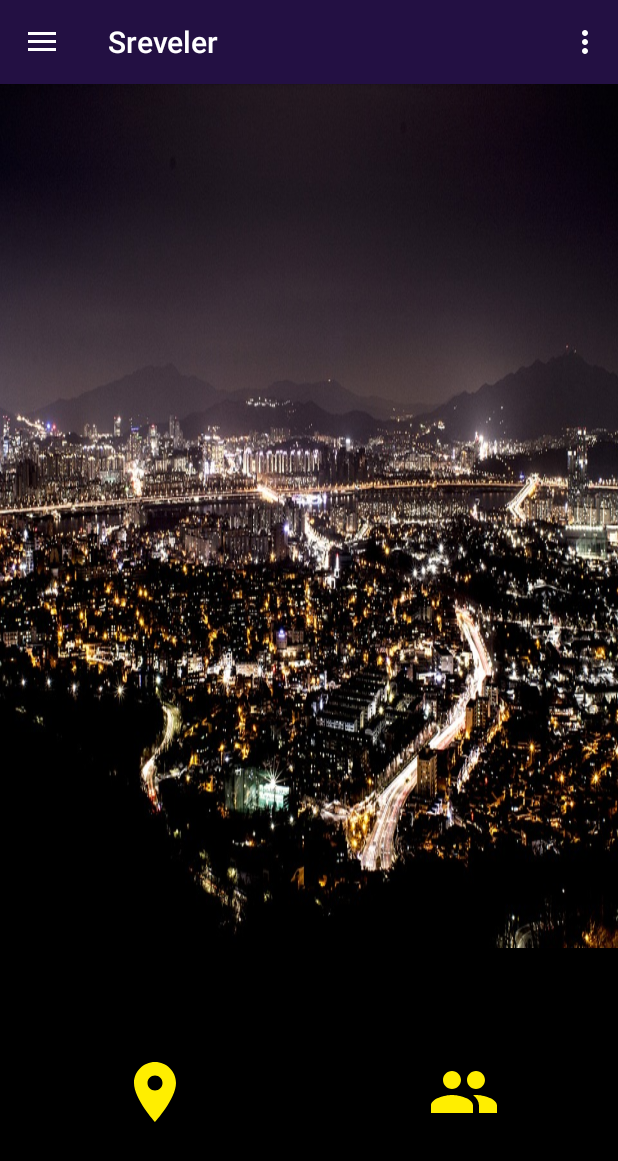
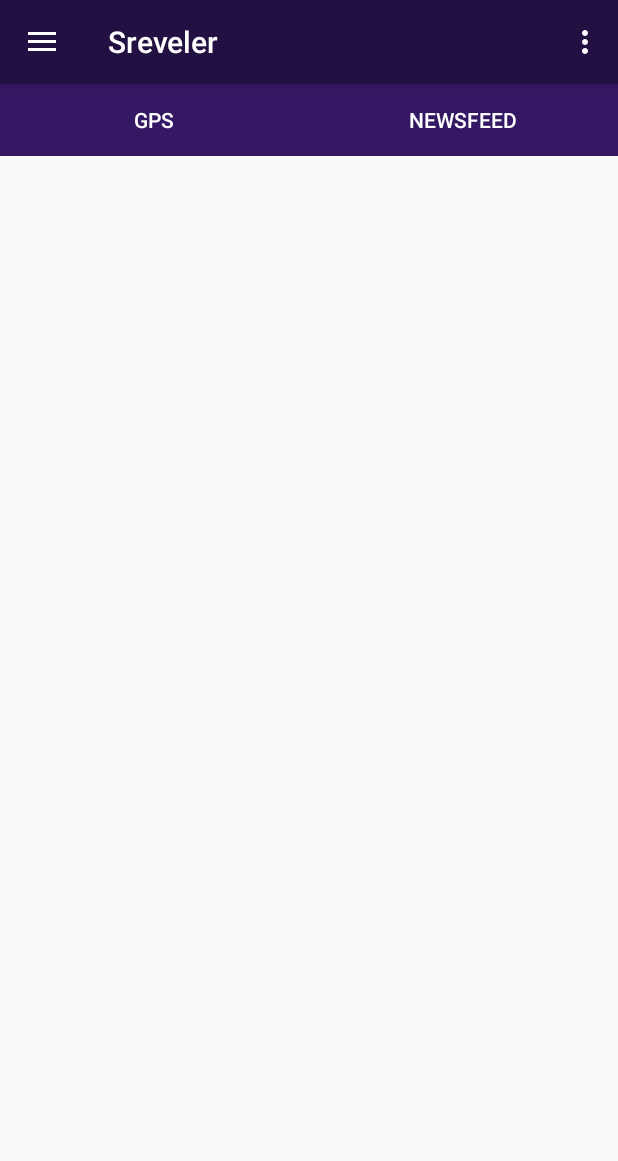
Before and after one commit to fls2134/AppContest, an Android app: the screen it shows after launch (MainActivity), on a phone screen of 412 x 824 dp. Shown: the top 1161 px of the screen. Run offline under Robolectric (Android 15) with nearby library versions, the phone set to English and light mode, and no system bars.

Commit message:
modify nav_header

```diff
--- a/app/src/main/java/com/example/root/appcontest/MainActivity.java
+++ b/app/src/main/java/com/example/root/appcontest/MainActivity.java
@@ -2,8 +2,7 @@ package com.example.root.appcontest;
 
 import android.content.Intent;
 import android.os.Bundle;
-import android.support.design.widget.FloatingActionButton;
-import android.support.design.widget.Snackbar;
+import android.view.LayoutInflater;
 import android.view.View;
 import android.support.design.widget.NavigationView;
 import android.support.v4.view.GravityCompat;
@@ -14,18 +13,24 @@ import android.support.v7.widget.Toolbar;
 import android.view.Menu;
 import android.view.MenuItem;
 import android.widget.Button;
-import android.widget.ImageButton;
 import android.widget.Toast;
+
+import static com.example.root.appcontest.R.id.nav_header_login;
 
 public class MainActivity extends AppCompatActivity
         implements NavigationView.OnNavigationItemSelectedListener {
+
+    private int isLogin = 0;
 
     @Override
     protected void onCreate(Bundle savedInstanceState) {
         super.onCreate(savedInstanceState);
         setContentView(R.layout.activity_main);
-        /* content view */
-        ImageButton newsfeed = (ImageButton)findViewById(R.id.newsfeedButton);
+
+        /**
+         *  button for move to newsfeed activity
+         */
+        Button newsfeed = (Button)findViewById(R.id.newsfeedButton);
         newsfeed.setOnClickListener(new View.OnClickListener() {
             @Override
             public void onClick(View view) {
@@ -34,20 +39,35 @@ public class MainActivity extends AppCompatActivity
             }
         });
 
-        /* tool bar */
+        /**
+         *  setting tool bar
+         */
         Toolbar toolbar = (Toolbar) findViewById(R.id.toolbar);
         setSupportActionBar(toolbar);
 
-        /* drawer layout */
+        /**
+         * add drawer this activity
+         */
         DrawerLayout drawer = (DrawerLayout) findViewById(R.id.drawer_layout);
         ActionBarDrawerToggle toggle = new ActionBarDrawerToggle(
                 this, drawer, toolbar, R.string.navigation_drawer_open, R.string.navigation_drawer_close);
         drawer.addDrawerListener(toggle);
         toggle.syncState();
 
-        /* navigation view */
+        /**
+         * navigation view controll
+         */
         NavigationView navigationView = (NavigationView) findViewById(R.id.nav_view);
         navigationView.setNavigationItemSelectedListener(this);
+
+        View nav_header;
+
+        if(isLogin == 0) {
+            navigationView.inflateHeaderView(R.layout.nav_header_login);
+        }
+        else {
+            navigationView.inflateHeaderView(R.layout.nav_header_info);
+        }
     }
 
     @Override
--- a/app/src/main/res/layout/activity_main.xml
+++ b/app/src/main/res/layout/activity_main.xml
@@ -19,7 +19,6 @@
         android:layout_height="match_parent"
         android:layout_gravity="start"
         android:fitsSystemWindows="true"
-        app:headerLayout="@layout/nav_header_main"
         app:menu="@menu/activity_main_drawer" />
 
 </android.support.v4.widget.DrawerLayout>
--- a/app/src/main/res/layout/content_main.xml
+++ b/app/src/main/res/layout/content_main.xml
@@ -10,40 +10,33 @@
 
     <LinearLayout
         android:layout_width="match_parent"
-        android:layout_height="match_parent"
-        android:orientation="vertical"
-        android:weightSum="10">
+        android:layout_height="wrap_content"
+        android:orientation="vertical">
 
-        <ImageView
-            android:id="@+id/imageView2"
-            android:layout_width="match_parent"
-            android:layout_height="0dp"
-            android:layout_weight="7.5"
-            android:scaleType="fitXY"
-            app:srcCompat="@drawable/main_img" />
 
         <LinearLayout
             android:layout_width="match_parent"
             android:layout_height="0dp"
-            android:layout_weight="2.5"
-            android:background="#000000"
+            android:layout_weight="2"
             android:orientation="horizontal">
 
-            <ImageButton
+            <Button
                 android:id="@+id/gpsButton"
-                android:layout_width="0dp"
-                android:layout_height="match_parent"
+                android:layout_width="wrap_content"
+                android:layout_height="wrap_content"
                 android:layout_weight="1"
-                android:background="@android:color/transparent"
-                app:srcCompat="@drawable/ic_gps_yellow_48dp"/>
+                android:text="gps"
+                android:textColor="#FFFFFF"
+                android:background="#341863" />
 
-            <ImageButton
+            <Button
                 android:id="@+id/newsfeedButton"
-                android:layout_width="0dp"
-                android:layout_height="match_parent"
+                android:layout_width="wrap_content"
+                android:layout_height="wrap_content"
                 android:layout_weight="1"
-                android:background="@android:color/transparent"
-                app:srcCompat="@drawable/ic_people_yellow_48dp" />
+                android:text="newsfeed"
+                android:textColor="#FFFFFF"
+                android:background="#341863" />
 
         </LinearLayout>
     </LinearLayout>
--- a/app/src/main/res/menu/activity_main_drawer.xml
+++ b/app/src/main/res/menu/activity_main_drawer.xml
@@ -8,7 +8,7 @@
             <item
                 android:id="@+id/nav_setting"
                 android:icon="@drawable/ic_settings_grey_24dp"
-                android:title="Share" />
+                android:title="Setting" />
         </menu>
     </item>
 
--- a/app/src/main/res/values/styles.xml
+++ b/app/src/main/res/values/styles.xml
@@ -3,9 +3,6 @@
     <!-- Base application theme. -->
     <style name="AppTheme" parent="Theme.AppCompat.Light.DarkActionBar">
         <!-- Customize your theme here. -->
-        <item name="colorPrimary">@color/colorPrimary</item>
-        <item name="colorPrimaryDark">#000000</item>
-        <item name="colorAccent">@color/colorAccent</item>
     </style>
 
     <style name="AppTheme.NoActionBar">
```
Also changed, not shown: app/src/main/java/com/example/root/appcontest/ScrollingActivity.java (+14 -21 lines), app/src/main/res/layout/nav_header_info.xml (added, +13 -0 lines), app/src/main/res/layout/nav_header_login.xml (added, +21 -0 lines), app/src/main/res/layout/nav_header_main.xml (deleted, +0 -36 lines).
